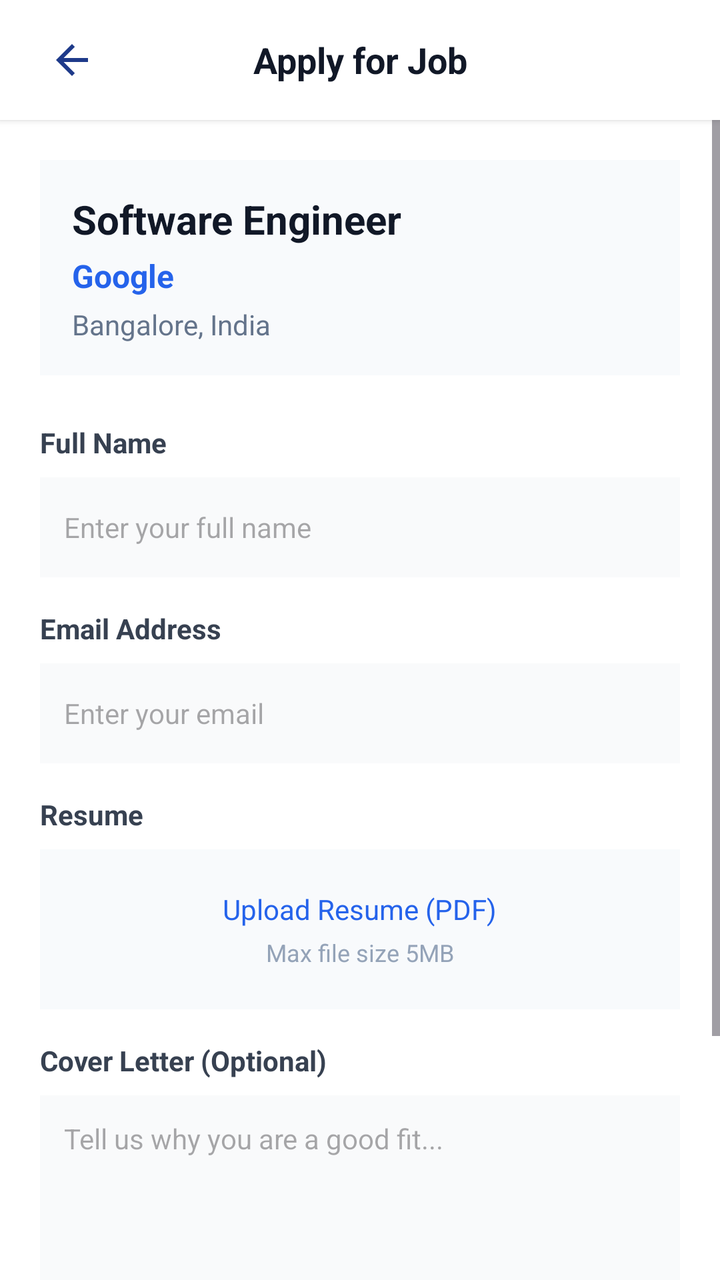
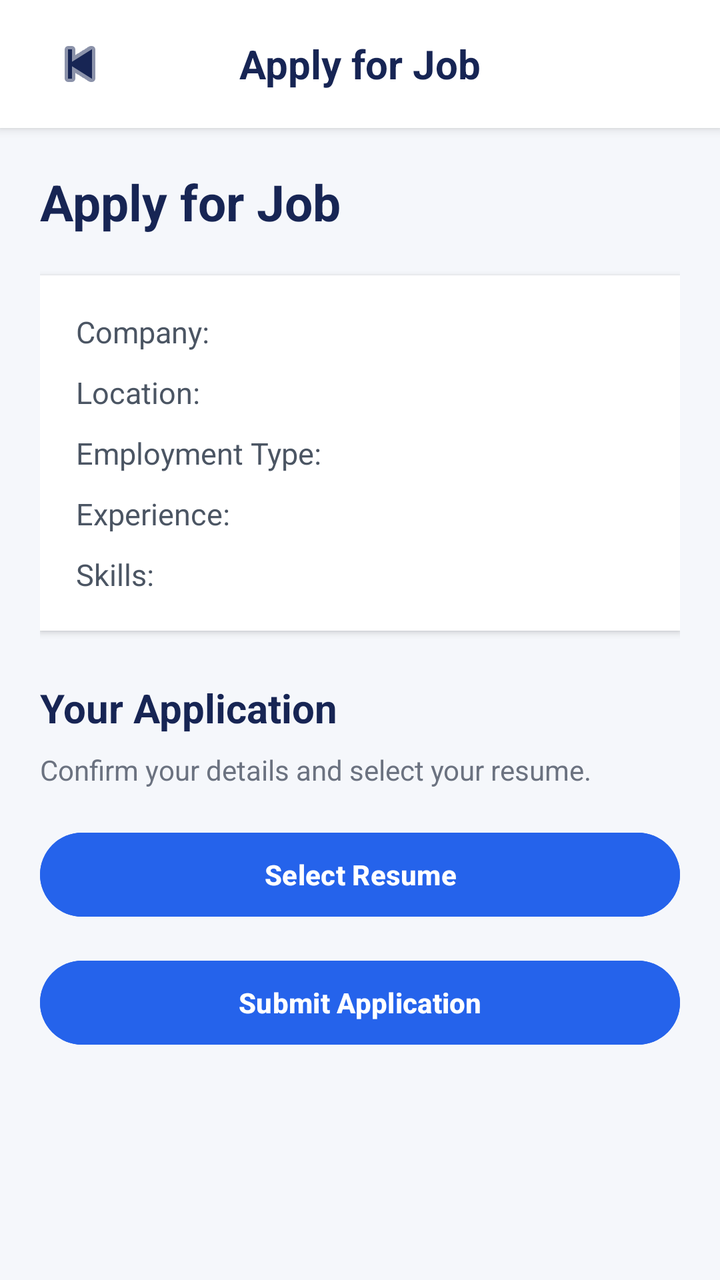

An Android layout rendered at two revisions. The XML below is the earlier revision; the diff shows what the commit changed to produce the second picture.
<!-- AndroidManifest.xml: application theme Theme.CloudHire -->
<!-- res/layout/activity_apply_job.xml -->
<?xml version="1.0" encoding="utf-8"?>
<LinearLayout xmlns:android="http://schemas.android.com/apk/res/android"
    android:layout_width="match_parent"
    android:layout_height="match_parent"
    android:background="#FFFFFF"
    android:orientation="vertical">

    
    <LinearLayout
        android:layout_width="match_parent"
        android:layout_height="60dp"
        android:background="#FFFFFF"
        android:elevation="2dp"
        android:gravity="center_vertical"
        android:orientation="horizontal"
        android:paddingStart="16dp"
        android:paddingEnd="16dp">

        <ImageButton
            android:id="@+id/btnBack"
            android:layout_width="40dp"
            android:layout_height="40dp"
            android:background="?attr/selectableItemBackgroundBorderless"
            android:src="@drawable/ic_arrow_back"
            android:contentDescription="Back" />

        <TextView
            android:layout_width="0dp"
            android:layout_height="wrap_content"
            android:layout_weight="1"
            android:gravity="center"
            android:text="Apply for Job"
            android:textColor="#111827"
            android:textSize="18sp"
            android:textStyle="bold" />

        <View
            android:layout_width="40dp"
            android:layout_height="40dp" />
    </LinearLayout>

    <ScrollView
        android:layout_width="match_parent"
        android:layout_height="match_parent"
        android:fillViewport="true">

        <LinearLayout
            android:layout_width="match_parent"
            android:layout_height="wrap_content"
            android:orientation="vertical"
            android:padding="20dp">

            
            <LinearLayout
                android:layout_width="match_parent"
                android:layout_height="wrap_content"
                android:background="#F8FAFC"
                android:orientation="vertical"
                android:padding="16dp">

                <TextView
                    android:id="@+id/txtJobTitle"
                    android:layout_width="wrap_content"
                    android:layout_height="wrap_content"
                    android:text="Software Engineer"
                    android:textColor="#111827"
                    android:textSize="20sp"
                    android:textStyle="bold" />

                <TextView
                    android:id="@+id/txtCompanyName"
                    android:layout_width="wrap_content"
                    android:layout_height="wrap_content"
                    android:layout_marginTop="4dp"
                    android:text="Google"
                    android:textColor="#2563EB"
                    android:textSize="16sp"
                    android:textStyle="bold" />

                <TextView
                    android:id="@+id/txtLocation"
                    android:layout_width="wrap_content"
                    android:layout_height="wrap_content"
                    android:layout_marginTop="4dp"
                    android:text="Bangalore, India"
                    android:textColor="#64748B"
                    android:textSize="14sp" />
            </LinearLayout>

            
            <TextView
                android:layout_width="wrap_content"
                android:layout_height="wrap_content"
                android:layout_marginTop="24dp"
                android:text="Full Name"
                android:textColor="#374151"
                android:textSize="14sp"
                android:textStyle="bold" />

            <EditText
                android:id="@+id/etFullName"
                android:layout_width="match_parent"
                android:layout_height="50dp"
                android:layout_marginTop="8dp"
                android:background="#F9FAFB"
                android:hint="Enter your full name"
                android:inputType="textPersonName"
                android:paddingStart="12dp"
                android:paddingEnd="12dp"
                android:textSize="14sp" />

            <TextView
                android:layout_width="wrap_content"
                android:layout_height="wrap_content"
                android:layout_marginTop="16dp"
                android:text="Email Address"
                android:textColor="#374151"
                android:textSize="14sp"
                android:textStyle="bold" />

            <EditText
                android:id="@+id/etEmail"
                android:layout_width="match_parent"
                android:layout_height="50dp"
                android:layout_marginTop="8dp"
                android:background="#F9FAFB"
                android:hint="Enter your email"
                android:inputType="textEmailAddress"
                android:paddingStart="12dp"
                android:paddingEnd="12dp"
                android:textSize="14sp" />

            <TextView
                android:layout_width="wrap_content"
                android:layout_height="wrap_content"
                android:layout_marginTop="16dp"
                android:text="Resume"
                android:textColor="#374151"
                android:textSize="14sp"
                android:textStyle="bold" />

            <LinearLayout
                android:id="@+id/layoutUploadResume"
                android:layout_width="match_parent"
                android:layout_height="80dp"
                android:layout_marginTop="8dp"
                android:background="#F8FAFC"
                android:gravity="center"
                android:orientation="vertical">

                <TextView
                    android:id="@+id/txtResumeName"
                    android:layout_width="wrap_content"
                    android:layout_height="wrap_content"
                    android:text="Upload Resume (PDF)"
                    android:textColor="#2563EB"
                    android:textSize="14sp" />

                <TextView
                    android:layout_width="wrap_content"
                    android:layout_height="wrap_content"
                    android:layout_marginTop="4dp"
                    android:text="Max file size 5MB"
                    android:textColor="#94A3B8"
                    android:textSize="12sp" />
            </LinearLayout>

            <TextView
                android:layout_width="wrap_content"
                android:layout_height="wrap_content"
                android:layout_marginTop="16dp"
                android:text="Cover Letter (Optional)"
                android:textColor="#374151"
                android:textSize="14sp"
                android:textStyle="bold" />

            <EditText
                android:id="@+id/etCoverLetter"
                android:layout_width="match_parent"
                android:layout_height="120dp"
                android:layout_marginTop="8dp"
                android:background="#F9FAFB"
                android:gravity="top"
                android:hint="Tell us why you are a good fit..."
                android:inputType="textMultiLine"
                android:padding="12dp"
                android:textSize="14sp" />

            <Button
                android:id="@+id/btnSubmitApplication"
                android:layout_width="match_parent"
                android:layout_height="55dp"
                android:layout_marginTop="32dp"
                android:backgroundTint="#2563EB"
                android:text="Submit Application"
                android:textAllCaps="false"
                android:textColor="#FFFFFF"
                android:textSize="16sp"
                android:textStyle="bold" />

            <View
                android:layout_width="match_parent"
                android:layout_height="20dp" />

        </LinearLayout>
    </ScrollView>

</LinearLayout>
<!-- resources referenced by this layout -->
<resources>
  <!-- drawable ic_arrow_back (drawable) -->
  <?xml version="1.0" encoding="utf-8"?>
  <vector
      xmlns:android="http://schemas.android.com/apk/res/android"
      android:width="24dp"
      android:height="24dp"
      android:viewportWidth="24"
      android:viewportHeight="24">
  
      <path
          android:fillColor="#1E3A8A"
          android:pathData="M20,11H7.83l5.59,-5.59L12,4l-8,8 8,8 1.41,-1.41L7.83,13H20v-2z" />
  
  </vector>
  <style name="Theme.CloudHire" parent="Base.Theme.CloudHire" />
  <style name="Base.Theme.CloudHire" parent="Theme.Material3.DayNight.NoActionBar">
          
          
      </style>
</resources>

<!-- the commit's change to res/layout/activity_apply_job.xml (unified diff, before → after) -->
@@ -1,208 +1,259 @@
 <?xml version="1.0" encoding="utf-8"?>
-<LinearLayout xmlns:android="http://schemas.android.com/apk/res/android"
+<LinearLayout
+    xmlns:android="http://schemas.android.com/apk/res/android"
+    xmlns:app="http://schemas.android.com/apk/res-auto"
+
     android:layout_width="match_parent"
     android:layout_height="match_parent"
-    android:background="#FFFFFF"
-    android:orientation="vertical">
+
+    android:orientation="vertical"
+    android:background="#F5F7FB">
 
     
+
     <LinearLayout
         android:layout_width="match_parent"
-        android:layout_height="60dp"
+        android:layout_height="64dp"
+
+        android:orientation="horizontal"
+        android:gravity="center_vertical"
+
+        android:paddingStart="16dp"
+        android:paddingEnd="16dp"
+
         android:background="#FFFFFF"
-        android:elevation="2dp"
-        android:gravity="center_vertical"
-        android:orientation="horizontal"
-        android:paddingStart="16dp"
-        android:paddingEnd="16dp">
+        android:elevation="3dp">
 
         <ImageButton
             android:id="@+id/btnBack"
-            android:layout_width="40dp"
-            android:layout_height="40dp"
+
+            android:layout_width="48dp"
+            android:layout_height="48dp"
+
             android:background="?attr/selectableItemBackgroundBorderless"
-            android:src="@drawable/ic_arrow_back"
-            android:contentDescription="Back" />
+
+            android:src="@android:drawable/ic_media_previous"
+
+            android:contentDescription="Back"
+
+            app:tint="#172554"/>
 
         <TextView
             android:layout_width="0dp"
             android:layout_height="wrap_content"
+
             android:layout_weight="1"
+
             android:gravity="center"
+
             android:text="Apply for Job"
-            android:textColor="#111827"
-            android:textSize="18sp"
-            android:textStyle="bold" />
+
+            android:textColor="#172554"
+
+            android:textSize="20sp"
+            android:textStyle="bold"/>
 
         <View
-            android:layout_width="40dp"
-            android:layout_height="40dp" />
+            android:layout_width="48dp"
+            android:layout_height="48dp"/>
+
     </LinearLayout>
+
+
+    
 
     <ScrollView
         android:layout_width="match_parent"
-        android:layout_height="match_parent"
+        android:layout_height="0dp"
+
+        android:layout_weight="1"
+
         android:fillViewport="true">
 
         <LinearLayout
             android:layout_width="match_parent"
             android:layout_height="wrap_content"
+
             android:orientation="vertical"
+
             android:padding="20dp">
 
-            
+
+            
+
+            <TextView
+                android:id="@+id/txtApplyTitle"
+
+                android:layout_width="match_parent"
+                android:layout_height="wrap_content"
+
+                android:text="Apply for Job"
+
+                android:textColor="#172554"
+
+                android:textSize="25sp"
+                android:textStyle="bold"/>
+
+
+            
+
             <LinearLayout
                 android:layout_width="match_parent"
                 android:layout_height="wrap_content"
-                android:background="#F8FAFC"
+
+                android:layout_marginTop="20dp"
+
                 android:orientation="vertical"
-                android:padding="16dp">
-
-                <TextView
-                    android:id="@+id/txtJobTitle"
-                    android:layout_width="wrap_content"
-                    android:layout_height="wrap_content"
-                    android:text="Software Engineer"
-                    android:textColor="#111827"
-                    android:textSize="20sp"
-                    android:textStyle="bold" />
-
-                <TextView
-                    android:id="@+id/txtCompanyName"
-                    android:layout_width="wrap_content"
-                    android:layout_height="wrap_content"
-                    android:layout_marginTop="4dp"
-                    android:text="Google"
-                    android:textColor="#2563EB"
-                    android:textSize="16sp"
-                    android:textStyle="bold" />
-
-                <TextView
-                    android:id="@+id/txtLocation"
-                    android:layout_width="wrap_content"
-                    android:layout_height="wrap_content"
-                    android:layout_marginTop="4dp"
-                    android:text="Bangalore, India"
-                    android:textColor="#64748B"
-                    android:textSize="14sp" />
+
+                android:padding="18dp"
+
+                android:background="#FFFFFF"
+
+                android:elevation="2dp">
+
+
+                <TextView
+                    android:id="@+id/txtApplyCompany"
+
+                    android:layout_width="match_parent"
+                    android:layout_height="wrap_content"
+
+                    android:text="Company:"
+
+                    android:textColor="#4B5563"
+                    android:textSize="15sp"/>
+
+
+                <TextView
+                    android:id="@+id/txtApplyLocation"
+
+                    android:layout_width="match_parent"
+                    android:layout_height="wrap_content"
+
+                    android:layout_marginTop="10dp"
+
+                    android:text="Location:"
+
+                    android:textColor="#4B5563"
+                    android:textSize="15sp"/>
+
+
+                <TextView
+                    android:id="@+id/txtApplyEmployment"
+
+                    android:layout_width="match_parent"
+                    android:layout_height="wrap_content"
+
+                    android:layout_marginTop="10dp"
+
+                    android:text="Employment Type:"
+
+                    android:textColor="#4B5563"
+                    android:textSize="15sp"/>
+
+
+                <TextView
+                    android:id="@+id/txtApplyExperience"
+
+                    android:layout_width="match_parent"
+                    android:layout_height="wrap_content"
+
+                    android:layout_marginTop="10dp"
+
+                    android:text="Experience:"
+
+                    android:textColor="#4B5563"
+                    android:textSize="15sp"/>
+
+
+                <TextView
+                    android:id="@+id/txtApplySkills"
+
+                    android:layout_width="match_parent"
+                    android:layout_height="wrap_content"
+
+                    android:layout_marginTop="10dp"
+
+                    android:text="Skills:"
+
+                    android:textColor="#4B5563"
+                    android:textSize="15sp"/>
+
             </LinearLayout>
 
-            
+
+            
+
             <TextView
-                android:layout_width="wrap_content"
-                android:layout_height="wrap_content"
-                android:layout_marginTop="24dp"
-                android:text="Full Name"
-                android:textColor="#374151"
-                android:textSize="14sp"
-                android:textStyle="bold" />
-
-            <EditText
-                android:id="@+id/etFullName"
+                android:layout_width="match_parent"
+                android:layout_height="wrap_content"
+
+                android:layout_marginTop="25dp"
+
+                android:text="Your Application"
+
+                android:textColor="#172554"
+
+                android:textSize="20sp"
+                android:textStyle="bold"/>
+
+
+            <TextView
+                android:layout_width="match_parent"
+                android:layout_height="wrap_content"
+
+                android:layout_marginTop="8dp"
+
+                android:text="Confirm your details and select your resume."
+
+                android:textColor="#6B7280"
+
+                android:textSize="14sp"/>
+
+
+            
+
+            <Button
+                android:id="@+id/btnSelectResume"
+
                 android:layout_width="match_parent"
                 android:layout_height="50dp"
-                android:layout_marginTop="8dp"
-                android:background="#F9FAFB"
-                android:hint="Enter your full name"
-                android:inputType="textPersonName"
-                android:paddingStart="12dp"
-                android:paddingEnd="12dp"
-                android:textSize="14sp" />
-
-            <TextView
-                android:layout_width="wrap_content"
-                android:layout_height="wrap_content"
-                android:layout_marginTop="16dp"
-                android:text="Email Address"
-                android:textColor="#374151"
-                android:textSize="14sp"
-                android:textStyle="bold" />
-
-            <EditText
-                android:id="@+id/etEmail"
-                android:layout_width="match_parent"
-                android:layout_height="50dp"
-                android:layout_marginTop="8dp"
-                android:background="#F9FAFB"
-                android:hint="Enter your email"
-                android:inputType="textEmailAddress"
-                android:paddingStart="12dp"
-                android:paddingEnd="12dp"
-                android:textSize="14sp" />
-
-            <TextView
-                android:layout_width="wrap_content"
-                android:layout_height="wrap_content"
-                android:layout_marginTop="16dp"
-                android:text="Resume"
-                android:textColor="#374151"
-                android:textSize="14sp"
-                android:textStyle="bold" />
-
-            <LinearLayout
-                android:id="@+id/layoutUploadResume"
-                android:layout_width="match_parent"
-                android:layout_height="80dp"
-                android:layout_marginTop="8dp"
-                android:background="#F8FAFC"
-                android:gravity="center"
-                android:orientation="vertical">
-
-                <TextView
-                    android:id="@+id/txtResumeName"
-                    android:layout_width="wrap_content"
-                    android:layout_height="wrap_content"
-                    android:text="Upload Resume (PDF)"
-                    android:textColor="#2563EB"
-                    android:textSize="14sp" />
-
-                <TextView
-                    android:layout_width="wrap_content"
-                    android:layout_height="wrap_content"
-                    android:layout_marginTop="4dp"
-                    android:text="Max file size 5MB"
-                    android:textColor="#94A3B8"
-                    android:textSize="12sp" />
-            </LinearLayout>
-
-            <TextView
-                android:layout_width="wrap_content"
-                android:layout_height="wrap_content"
-                android:layout_marginTop="16dp"
-                android:text="Cover Letter (Optional)"
-                android:textColor="#374151"
-                android:textSize="14sp"
-                android:textStyle="bold" />
-
-            <EditText
-                android:id="@+id/etCoverLetter"
-                android:layout_width="match_parent"
-                android:layout_height="120dp"
-                android:layout_marginTop="8dp"
-                android:background="#F9FAFB"
-                android:gravity="top"
-                android:hint="Tell us why you are a good fit..."
-                android:inputType="textMultiLine"
-                android:padding="12dp"
-                android:textSize="14sp" />
+
+                android:layout_marginTop="18dp"
+
+                android:text="Select Resume"
+
+                android:textAllCaps="false"
+
+                android:textColor="#FFFFFF"
+
+                android:textStyle="bold"
+
+                android:backgroundTint="#2563EB"/>
+
+
+            
 
             <Button
                 android:id="@+id/btnSubmitApplication"
-                android:layout_width="match_parent"
-                android:layout_height="55dp"
-                android:layout_marginTop="32dp"
-                android:backgroundTint="#2563EB"
+
+                android:layout_width="match_parent"
+                android:layout_height="50dp"
+
+                android:layout_marginTop="14dp"
+
                 android:text="Submit Application"
+
                 android:textAllCaps="false"
+
                 android:textColor="#FFFFFF"
-                android:textSize="16sp"
-                android:textStyle="bold" />
-
-            <View
-                android:layout_width="match_parent"
-                android:layout_height="20dp" />
+
+                android:textStyle="bold"
+
+                android:backgroundTint="#2563EB"/>
 
         </LinearLayout>
+
     </ScrollView>
 
 </LinearLayout>
<!-- resource entries referenced after the edit -->
@@ -1,19 +1,5 @@
 <!-- resources referenced by this layout -->
 <resources>
-  <!-- drawable ic_arrow_back (drawable) -->
-  <?xml version="1.0" encoding="utf-8"?>
-  <vector
-      xmlns:android="http://schemas.android.com/apk/res/android"
-      android:width="24dp"
-      android:height="24dp"
-      android:viewportWidth="24"
-      android:viewportHeight="24">
-  
-      <path
-          android:fillColor="#1E3A8A"
-          android:pathData="M20,11H7.83l5.59,-5.59L12,4l-8,8 8,8 1.41,-1.41L7.83,13H20v-2z" />
-  
-  </vector>
   <style name="Theme.CloudHire" parent="Base.Theme.CloudHire" />
   <style name="Base.Theme.CloudHire" parent="Theme.Material3.DayNight.NoActionBar">
           
